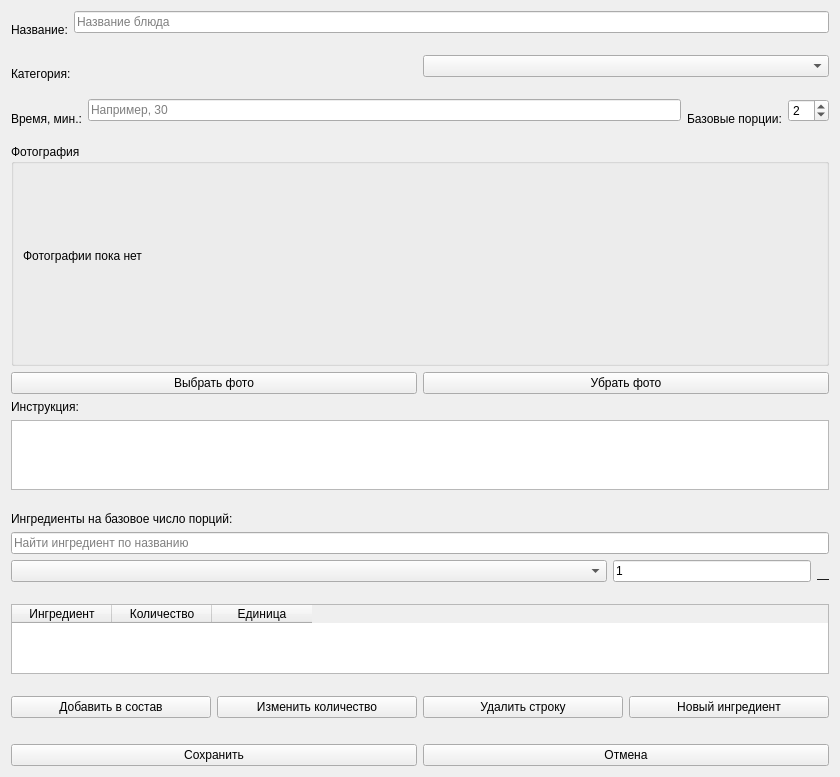
Old version of the form ui/recipe_editor.ui in the repository chaykalla2026-lang/what_to_cook_Project.
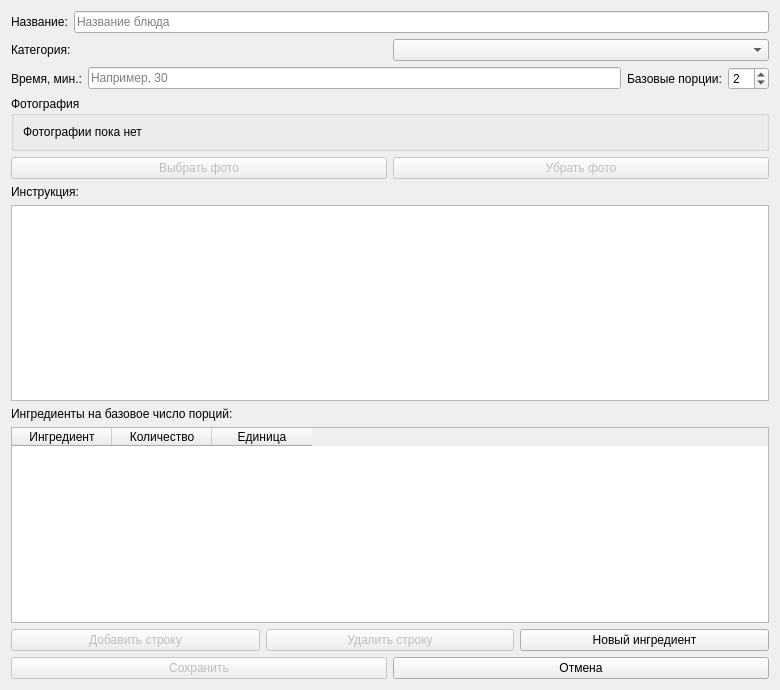
New version of the form.

Diff of the .ui file:
```diff
--- a/ui/recipe_editor.ui
+++ b/ui/recipe_editor.ui
@@ -6,8 +6,8 @@
    <rect>
     <x>0</x>
     <y>0</y>
-    <width>840</width>
-    <height>760</height>
+    <width>780</width>
+    <height>690</height>
    </rect>
   </property>
   <property name="windowTitle">
@@ -27,29 +27,12 @@
       </widget>
      </item>
      <item>
-      <layout class="QVBoxLayout" name="nameEditFieldLayout">
-       <property name="spacing">
-        <number>2</number>
-       </property>
-       <item>
         <widget class="QLineEdit" name="nameEdit">
          <property name="placeholderText">
           <string>Название блюда</string>
          </property>
         </widget>
        </item>
-       <item>
-        <widget class="QLabel" name="nameError">
-         <property name="text">
-          <string />
-         </property>
-         <property name="wordWrap">
-          <bool>true</bool>
-         </property>
-        </widget>
-       </item>
-      </layout>
-     </item>
     </layout>
    </item>
    <item>
@@ -65,25 +48,8 @@
       </widget>
      </item>
      <item>
-      <layout class="QVBoxLayout" name="categoryComboFieldLayout">
-       <property name="spacing">
-        <number>2</number>
-       </property>
-       <item>
         <widget class="QComboBox" name="categoryCombo" />
        </item>
-       <item>
-        <widget class="QLabel" name="categoryError">
-         <property name="text">
-          <string />
-         </property>
-         <property name="wordWrap">
-          <bool>true</bool>
-         </property>
-        </widget>
-       </item>
-      </layout>
-     </item>
     </layout>
    </item>
    <item>
@@ -99,11 +65,6 @@
       </widget>
      </item>
      <item>
-      <layout class="QVBoxLayout" name="minutesEditFieldLayout">
-       <property name="spacing">
-        <number>2</number>
-       </property>
-       <item>
         <widget class="QLineEdit" name="minutesEdit">
          <property name="placeholderText">
           <string>Например, 30</string>
@@ -111,18 +72,6 @@
         </widget>
        </item>
        <item>
-        <widget class="QLabel" name="minutesError">
-         <property name="text">
-          <string />
-         </property>
-         <property name="wordWrap">
-          <bool>true</bool>
-         </property>
-        </widget>
-       </item>
-      </layout>
-     </item>
-     <item>
       <widget class="QLabel" name="portionsCaption">
        <property name="text">
         <string>Базовые порции:</string>
@@ -133,11 +82,6 @@
       </widget>
      </item>
      <item>
-      <layout class="QVBoxLayout" name="portionsSpinFieldLayout">
-       <property name="spacing">
-        <number>2</number>
-       </property>
-       <item>
         <widget class="QSpinBox" name="portionsSpin">
          <property name="minimum">
           <number>1</number>
@@ -150,18 +94,6 @@
          </property>
         </widget>
        </item>
-       <item>
-        <widget class="QLabel" name="portionsError">
-         <property name="text">
-          <string />
-         </property>
-         <property name="wordWrap">
-          <bool>true</bool>
-         </property>
-        </widget>
-       </item>
-      </layout>
-     </item>
     </layout>
    </item>
    <item>
@@ -171,11 +103,6 @@
      </property>
      <layout class="QVBoxLayout" name="layout25">
       <item>
-       <layout class="QVBoxLayout" name="editorPhotoGroupLabelFieldLayout">
-        <property name="spacing">
-         <number>2</number>
-        </property>
-        <item>
          <widget class="QLabel" name="editorPhotoGroupLabel">
           <property name="text">
            <string>Фотографии пока нет</string>
@@ -183,25 +110,7 @@
           <property name="wordWrap">
            <bool>true</bool>
           </property>
-          <property name="minimumSize">
-           <size>
-            <width>0</width>
-            <height>165</height>
-           </size>
-          </property>
-         </widget>
-        </item>
-        <item>
-         <widget class="QLabel" name="photoError">
-          <property name="text">
-           <string />
-          </property>
-          <property name="wordWrap">
-           <bool>true</bool>
-          </property>
-         </widget>
-        </item>
-       </layout>
+       </widget>
       </item>
      </layout>
     </widget>
@@ -214,7 +123,10 @@
         <string>Выбрать фото</string>
        </property>
        <property name="enabled">
-        <bool>true</bool>
+        <bool>false</bool>
+       </property>
+       <property name="toolTip">
+        <string>Будет подключено на следующем этапе</string>
        </property>
       </widget>
      </item>
@@ -224,7 +136,10 @@
         <string>Убрать фото</string>
        </property>
        <property name="enabled">
-        <bool>true</bool>
+        <bool>false</bool>
+       </property>
+       <property name="toolTip">
+        <string>Будет подключено на следующем этапе</string>
        </property>
       </widget>
      </item>
@@ -241,26 +156,9 @@
     </widget>
    </item>
    <item>
-    <layout class="QVBoxLayout" name="instructionsEditFieldLayout">
-     <property name="spacing">
-      <number>2</number>
-     </property>
-     <item>
       <widget class="QTextEdit" name="instructionsEdit" />
      </item>
      <item>
-      <widget class="QLabel" name="instructionsError">
-       <property name="text">
-        <string />
-       </property>
-       <property name="wordWrap">
-        <bool>true</bool>
-       </property>
-      </widget>
-     </item>
-    </layout>
-   </item>
-   <item>
     <widget class="QLabel" name="compositionCaption">
      <property name="text">
       <string>Ингредиенты на базовое число порций:</string>
@@ -271,76 +169,6 @@
     </widget>
    </item>
    <item>
-    <widget class="QLineEdit" name="ingredientSearch">
-     <property name="placeholderText">
-      <string>Найти ингредиент по названию</string>
-     </property>
-    </widget>
-   </item>
-   <item>
-    <layout class="QHBoxLayout" name="ingredientInputLayout" stretch="3,1,0">
-     <item>
-      <layout class="QVBoxLayout" name="ingredientComboFieldLayout">
-       <property name="spacing">
-        <number>2</number>
-       </property>
-       <item>
-        <widget class="QComboBox" name="ingredientCombo" />
-       </item>
-       <item>
-        <widget class="QLabel" name="ingredientError">
-         <property name="text">
-          <string />
-         </property>
-         <property name="wordWrap">
-          <bool>true</bool>
-         </property>
-        </widget>
-       </item>
-      </layout>
-     </item>
-     <item>
-      <layout class="QVBoxLayout" name="amountEditFieldLayout">
-       <property name="spacing">
-        <number>2</number>
-       </property>
-       <item>
-        <widget class="QLineEdit" name="amountEdit">
-         <property name="text">
-          <string>1</string>
-         </property>
-         <property name="placeholderText">
-          <string>Количество</string>
-         </property>
-        </widget>
-       </item>
-       <item>
-        <widget class="QLabel" name="amountError">
-         <property name="text">
-          <string />
-         </property>
-         <property name="wordWrap">
-          <bool>true</bool>
-         </property>
-        </widget>
-       </item>
-      </layout>
-     </item>
-     <item>
-      <widget class="QLabel" name="amountUnitLabel">
-       <property name="text">
-        <string>—</string>
-       </property>
-      </widget>
-     </item>
-    </layout>
-   </item>
-   <item>
-    <layout class="QVBoxLayout" name="ingredientsTableFieldLayout">
-     <property name="spacing">
-      <number>2</number>
-     </property>
-     <item>
       <widget class="QTableWidget" name="ingredientsTable">
        <property name="editTriggers">
         <enum>QAbstractItemView::NoEditTriggers</enum>
@@ -372,39 +200,20 @@
          <string>Единица</string>
         </property>
        </column>
-       <attribute name="horizontalHeaderMinimumSectionSize">
-        <number>100</number>
-       </attribute>
-      </widget>
-     </item>
-     <item>
-      <widget class="QLabel" name="compositionError">
-       <property name="text">
-        <string />
-       </property>
-       <property name="wordWrap">
-        <bool>true</bool>
-       </property>
-      </widget>
-     </item>
-    </layout>
+    <attribute name="horizontalHeaderMinimumSectionSize"><number>100</number></attribute></widget>
    </item>
    <item>
     <layout class="QHBoxLayout" name="layout27">
      <item>
       <widget class="QPushButton" name="addRowButton">
+       <property name="text">
+        <string>Добавить строку</string>
+       </property>
        <property name="enabled">
-        <bool>true</bool>
+        <bool>false</bool>
        </property>
-       <property name="text">
-        <string>Добавить в состав</string>
-       </property>
-      </widget>
-     </item>
-     <item>
-      <widget class="QPushButton" name="editAmountButton">
-       <property name="text">
-        <string>Изменить количество</string>
+       <property name="toolTip">
+        <string>Будет подключено на следующем этапе</string>
        </property>
       </widget>
      </item>
@@ -414,7 +223,10 @@
         <string>Удалить строку</string>
        </property>
        <property name="enabled">
-        <bool>true</bool>
+        <bool>false</bool>
+       </property>
+       <property name="toolTip">
+        <string>Будет подключено на следующем этапе</string>
        </property>
       </widget>
      </item>
@@ -427,16 +239,6 @@
      </item>
     </layout>
    </item>
-   <item>
-    <widget class="QLabel" name="formErrorLabel">
-     <property name="text">
-      <string />
-     </property>
-     <property name="wordWrap">
-      <bool>true</bool>
-     </property>
-    </widget>
-   </item>
    <item>
     <layout class="QHBoxLayout" name="layout28">
      <item>
@@ -445,7 +247,10 @@
         <string>Сохранить</string>
        </property>
        <property name="enabled">
-        <bool>true</bool>
+        <bool>false</bool>
+       </property>
+       <property name="toolTip">
+        <string>Будет подключено на следующем этапе</string>
        </property>
       </widget>
      </item>
```
Lines whose indentation alone changed are shown as unchanged.
